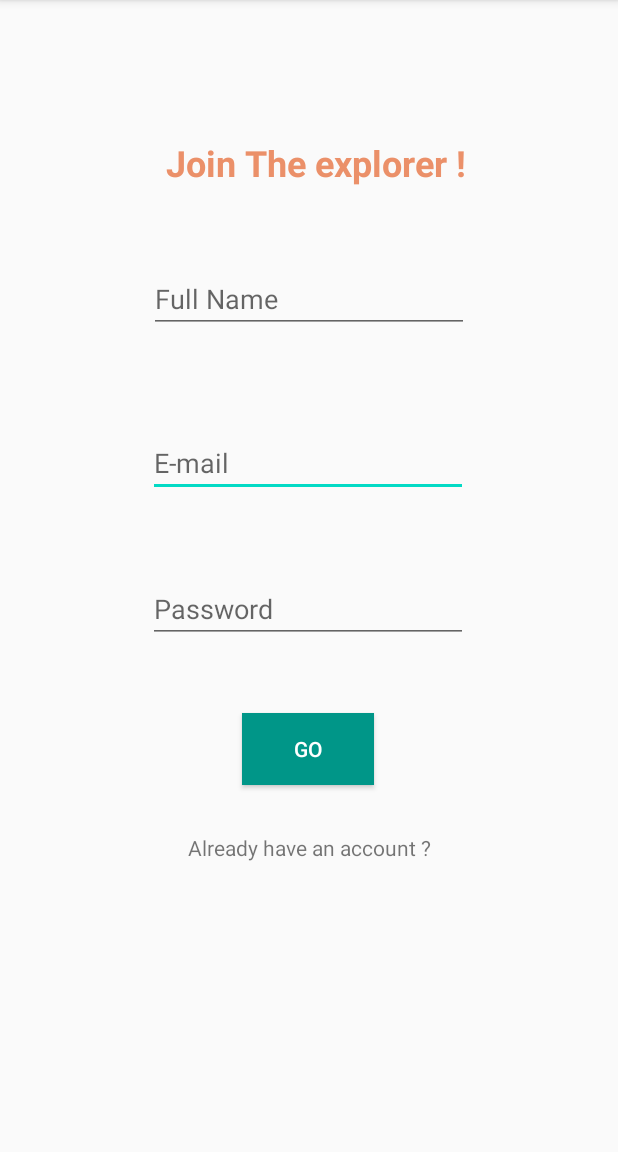
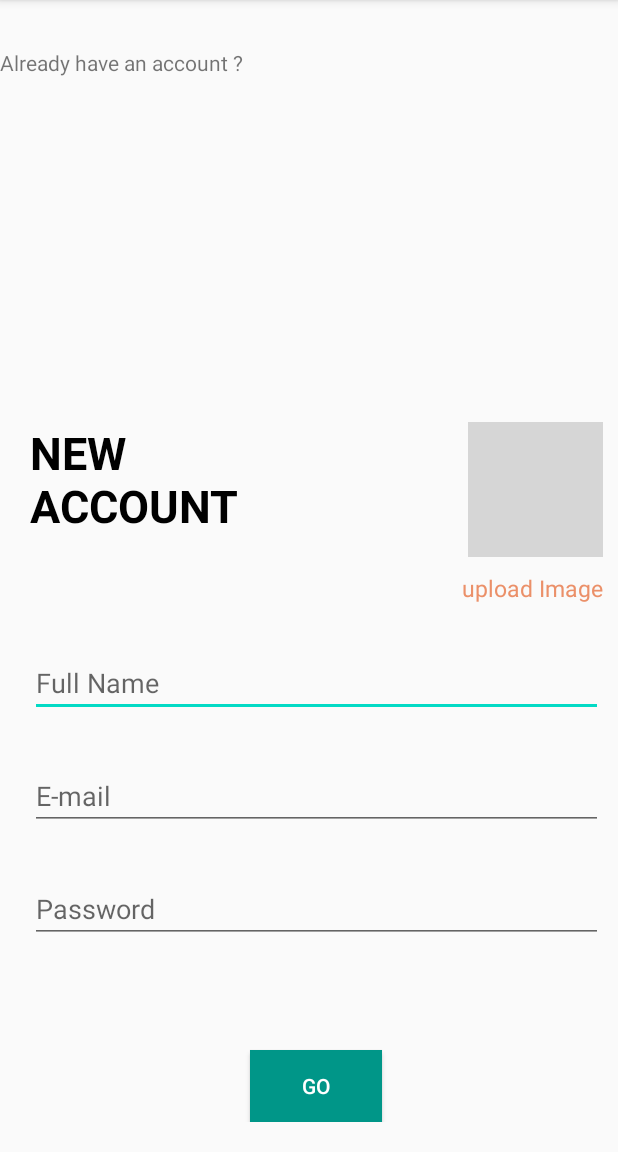
Before and after one commit to nawresfatma/authStage, an Android app: the screen it shows after launch (MainActivity), on a phone screen of 412 x 824 dp, the part 84-1236 px from its top. Run offline under Robolectric (Android 15) with nearby library versions, the phone set to English and light mode, and no system bars; our stand-ins replace Firebase (no records; nobody signed in at launch, a user with empty details on screens opened directly); grey boxes are pictures that could not be loaded.

Commit message:
Public facebook

```diff
--- a/app/build.gradle
+++ b/app/build.gradle
@@ -36,5 +36,10 @@ dependencies {
     androidTestImplementation 'androidx.test.ext:junit:1.1.2'
     androidTestImplementation 'androidx.test.espresso:espresso-core:3.3.0'
 
+    implementation 'de.hdodenhof:circleimageview:3.1.0'
+
+
+
+
 
 }
--- a/app/src/main/res/layout/activity_main.xml
+++ b/app/src/main/res/layout/activity_main.xml
@@ -1,5 +1,6 @@
 <?xml version="1.0" encoding="utf-8"?>
-<androidx.constraintlayout.widget.ConstraintLayout xmlns:android="http://schemas.android.com/apk/res/android"
+<RelativeLayout
+    xmlns:android="http://schemas.android.com/apk/res/android"
     xmlns:app="http://schemas.android.com/apk/res-auto"
     xmlns:tools="http://schemas.android.com/tools"
     android:layout_width="match_parent"
@@ -7,19 +8,100 @@
     tools:context=".MainActivity">
 
 
+    <RelativeLayout
+        android:layout_width="match_parent"
+        android:layout_height="350dp"
+        app:layout_constraintBottom_toBottomOf="@+id/view"
+        app:layout_constraintTop_toTopOf="parent"/>
+
+
+    <View
+        android:id="@+id/view"
+        android:layout_width="match_parent"
+        android:layout_height="1dp"
+        android:layout_marginTop="280dp"/>
+
+    <LinearLayout
+        android:layout_width="match_parent"
+        android:layout_height="match_parent"
+        android:layout_below="@+id/view"
+        android:orientation="vertical"
+        android:paddingLeft="20dp"
+        android:paddingRight="10dp"
+        android:gravity="center">
+
+        <RelativeLayout
+            android:layout_width="match_parent"
+            android:layout_height="wrap_content"
+            android:layout_marginBottom="30dp">
+
             <TextView
                 android:id="@+id/signUp"
                 android:layout_width="wrap_content"
                 android:layout_height="wrap_content"
-        android:layout_marginTop="92dp"
-        android:text="Join The explorer !"
+                android:text="NEW\nACCOUNT"
+                android:textSize="30dp"
+                android:textStyle="bold"
+                android:textColor="#000"
+                android:layout_alignParentLeft="true"/>
+
+
+            <ImageView
+                android:id="@+id/imageuser"
+                android:layout_width="90dp"
+                android:layout_height="90dp"
+                android:layout_gravity="center"
+                android:src="@drawable/simpsons"
+                android:scaleType="fitXY"
+                android:elevation="16dp"
+                android:layout_alignParentRight="true"/>
+
+            <TextView
+                android:layout_width="wrap_content"
+                android:layout_height="wrap_content"
+                android:text="upload Image"
+                android:textSize="15dp"
                 android:textColor="#EB9069"
-        android:textSize="24sp"
-        android:textStyle="bold"
-        app:layout_constraintEnd_toEndOf="parent"
-        app:layout_constraintHorizontal_bias="0.521"
-        app:layout_constraintStart_toStartOf="parent"
-        app:layout_constraintTop_toTopOf="parent" />
+                android:layout_below="@+id/imageuser"
+                android:layout_marginTop="10dp"
+                android:layout_alignParentRight="true"/>
+
+        </RelativeLayout>
+
+
+        <EditText
+            android:id="@+id/FullName"
+            android:layout_width="match_parent"
+            android:layout_height="wrap_content"
+            android:hint="Full Name"
+
+            android:inputType="textPersonName"
+            android:layout_marginBottom="30dp" />
+
+
+        <EditText
+            android:id="@+id/EmailAddress"
+            android:layout_width="match_parent"
+            android:layout_height="wrap_content"
+            android:hint="E-mail "
+            android:inputType="textEmailAddress"
+            android:textColor="#D53E3E"
+            android:layout_marginBottom="30dp"/>
+
+        <EditText
+            android:id="@+id/Password"
+            android:layout_width="match_parent"
+            android:layout_height="wrap_content"
+            android:hint="Password"
+            android:inputType="textPassword"
+            android:textColor="#DD4242"
+            android:layout_marginBottom="30dp"/>
+
+        <RelativeLayout
+            android:layout_width="match_parent"
+            android:layout_height="match_parent"
+            android:gravity="center_horizontal"
+            android:layout_marginBottom="20dp">
 
         <Button
             android:id="@+id/button"
@@ -28,40 +110,14 @@
             android:background="#009688"
             android:text="Go"
             android:textColor="#FFFFFF"
-        app:layout_constraintBottom_toBottomOf="parent"
-        app:layout_constraintEnd_toEndOf="parent"
-        app:layout_constraintHorizontal_bias="0.498"
-        app:layout_constraintStart_toStartOf="parent"
-        app:layout_constraintTop_toBottomOf="@+id/Password"
-        app:layout_constraintVertical_bias="0.161" />
+            android:layout_alignParentBottom="true"/>
 
-    <EditText
-        android:id="@+id/EmailAddress"
-        android:layout_width="wrap_content"
-        android:layout_height="wrap_content"
-        android:layout_marginTop="64dp"
-        android:ems="10"
-        android:hint="E-mail "
-        android:inputType="textEmailAddress"
-        android:textColor="#D53E3E"
-        app:layout_constraintEnd_toEndOf="parent"
-        app:layout_constraintHorizontal_bias="0.497"
-        app:layout_constraintStart_toStartOf="parent"
-        app:layout_constraintTop_toBottomOf="@+id/FullName" />
+        </RelativeLayout>
 
-    <EditText
-        android:id="@+id/Password"
-        android:layout_width="wrap_content"
-        android:layout_height="wrap_content"
-        android:layout_marginTop="52dp"
-        android:ems="10"
-        android:hint="Password"
-        android:inputType="textPassword"
-        android:textColor="#DD4242"
-        app:layout_constraintEnd_toEndOf="parent"
-        app:layout_constraintHorizontal_bias="0.497"
-        app:layout_constraintStart_toStartOf="parent"
-        app:layout_constraintTop_toBottomOf="@+id/EmailAddress" />
+
+    </LinearLayout>
+
+
 
     <TextView
         android:id="@+id/textView2"
@@ -73,18 +129,7 @@
         app:layout_constraintStart_toStartOf="parent"
         app:layout_constraintTop_toBottomOf="@+id/button" />
 
-    <EditText
-        android:id="@+id/FullName"
-        android:layout_width="wrap_content"
-        android:layout_height="wrap_content"
-        android:layout_marginTop="52dp"
-        android:ems="10"
-        android:hint="Full Name"
-        android:inputType="textPersonName"
-        app:layout_constraintEnd_toEndOf="parent"
-        app:layout_constraintStart_toStartOf="parent"
-        app:layout_constraintTop_toBottomOf="@+id/signUp"
-        tools:ignore="MissingConstraints" />
+
 
     <ProgressBar
         android:id="@+id/progressBar"
@@ -97,4 +142,4 @@
         app:layout_constraintStart_toStartOf="parent"
         app:layout_constraintTop_toBottomOf="@+id/textView2" />
 
-</androidx.constraintlayout.widget.ConstraintLayout>
+</RelativeLayout>
```
Also changed, not shown: app/src/main/res/layout/activity_login.xml (+66 -40 lines), app/src/main/res/drawable/rectangle.png. Lines whose indentation alone changed are shown as unchanged.
